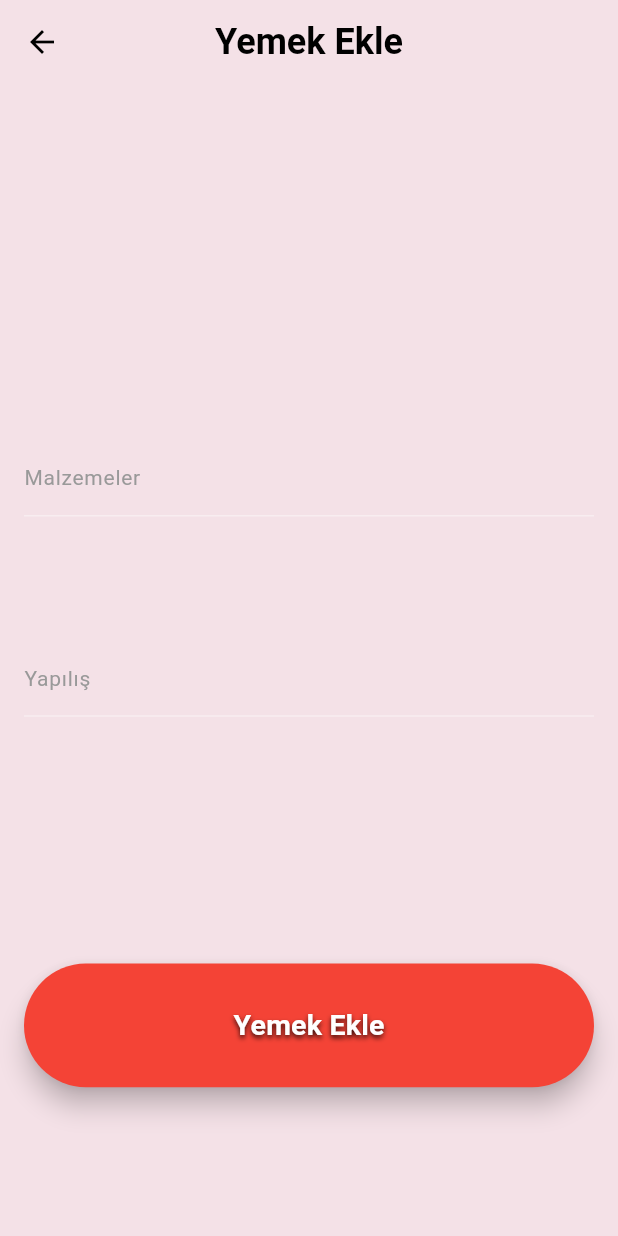
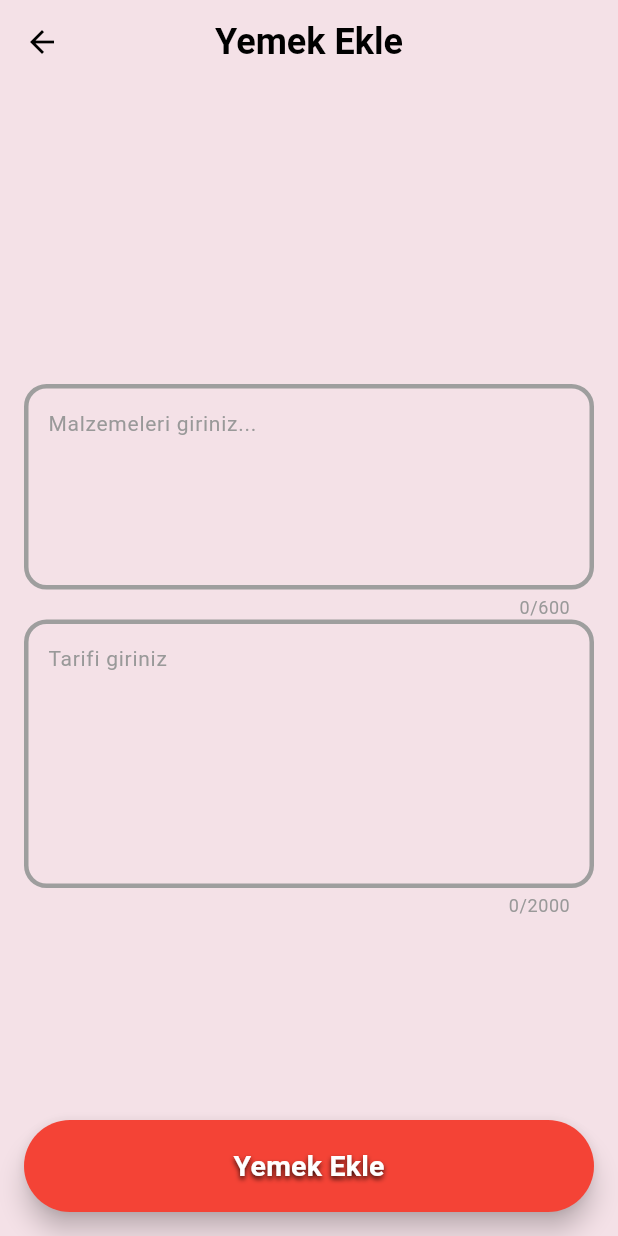
Before and after one commit to OzcanFatihCan/AfiyetListesi, a Flutter app: the FoodAddPageView screen opened directly, on a phone screen of 412 x 824 dp. Run offline on Flutter 3.47's test engine with Material 3 defaults, Android fonts, the phone set to English and light mode, and no system bars; our stand-ins replace cloud_firestore, dotted_border, equatable, firebase_auth, firebase_core, firebase_storage and 5 more; accounts and stored records are empty.

Commit message:
FoodAdd page UI edited

```diff
--- /dev/null
+++ b/lib/product/components/text/large_text_field.dart
@@ -0,0 +1,52 @@
+import 'package:flutter/material.dart';
+
+class LargeTextField extends StatelessWidget with _pageSize {
+  LargeTextField({
+    super.key,
+    this.textController,
+    this.maxLines,
+    this.maxLength,
+    required this.hintText,
+  });
+
+  final TextEditingController? textController;
+  final int? maxLines;
+  final int? maxLength;
+  final String? hintText;
+
+  @override
+  Widget build(BuildContext context) {
+    return TextField(
+      style: TextStyle(color: Theme.of(context).colorScheme.primary),
+      controller: textController,
+      maxLines: maxLines ?? defaultLines,
+      maxLength: maxLength ?? defaultLenght,
+      decoration: InputDecoration(
+        hintText: hintText,
+        enabledBorder: OutlineInputBorder(
+          borderRadius: halfRadius,
+          borderSide: BorderSide(
+            color: Theme.of(context).colorScheme.onSecondary,
+            width: textFieldBorderSize,
+          ),
+        ),
+        focusedBorder: OutlineInputBorder(
+          borderRadius: halfRadius,
+          borderSide: BorderSide(
+            color: Theme.of(context).colorScheme.onPrimary,
+            width: textFieldBorderSize,
+          ),
+        ),
+      ),
+    );
+  }
+}
+
+mixin _pageSize {
+  final int defaultLines = 5;
+  final int defaultLenght = 500;
+  //obj
+  final double textFieldBorderSize = 3;
+  //radius
+  final halfRadius = BorderRadius.circular(15);
+}
--- a/lib/view/FoodAdd/page/food_add_page.dart
+++ b/lib/view/FoodAdd/page/food_add_page.dart
@@ -1,4 +1,5 @@
 import 'package:afiyetlistesi/product/components/button/button_decoration.dart';
+import 'package:afiyetlistesi/product/components/text/large_text_field.dart';
 import 'package:flutter/material.dart';
 part '../widget/food_add_button_widget.dart';
 
@@ -11,6 +12,9 @@ class FoodAddPageView extends StatefulWidget {
 
 class _FoodAddPageViewState extends State<FoodAddPageView>
     with _pageSize, _pageWord {
+  final TextEditingController _materialController = TextEditingController();
+  final TextEditingController _recipeController = TextEditingController();
+
   @override
   Widget build(BuildContext context) {
     return Scaffold(
@@ -32,36 +36,27 @@ class _FoodAddPageViewState extends State<FoodAddPageView>
               ),
             ),
             Expanded(
-                flex: 7,
+              flex: 8,
               child: SingleChildScrollView(
                 child: Column(
                   children: [
-                      SizedBox(
-                        height: MediaQuery.of(context).size.height * 0.150,
-                        child: SingleChildScrollView(
-                          child: TextFormField(
-                            decoration:
-                                InputDecoration(labelText: 'Malzemeler'),
-                            maxLines: null,
+                    LargeTextField(
+                      textController: _materialController,
+                      hintText: materialHint,
+                      maxLength: maxLengthMaterials,
+                      maxLines: maxLinesMaterials,
+                    ),
+                    LargeTextField(
+                      textController: _recipeController,
+                      hintText: recipeHint,
+                      maxLines: maxLinesRecipe,
+                      maxLength: maxLengthRecipe,
+                    ),
+                  ],
                 ),
               ),
             ),
-                      Padding(
-                        padding: objectPadding,
-                        child: SizedBox(
-                          height: MediaQuery.of(context).size.height * 0.250,
-                          child: SingleChildScrollView(
-                            child: TextFormField(
-                              decoration: InputDecoration(labelText: 'Yapılış'),
-                              maxLines: null,
-                            ),
-                          ),
-                        ),
-                      ),
-                      _BuildFoodAddButton(),
-                    ],
-                  ),
-                ))
+            Expanded(flex: 1, child: _BuildFoodAddButton()),
           ],
         ),
       ),
@@ -74,9 +69,17 @@ mixin _pageWord {
   final camName = "Kamera";
   final galleryName = "Galeri";
   final buttonTitle = "Yemek Ekle";
+  final materialHint = "Malzemeleri giriniz...";
+  final recipeHint = "Tarifi giriniz";
 }
 
 mixin _pageSize {
+  //obj
+  final int maxLinesMaterials = 5;
+  final int maxLengthMaterials = 600;
+  final int maxLinesRecipe = 7;
+  final int maxLengthRecipe = 2000;
+
   //padding
   final EdgeInsets pagePadding = const EdgeInsets.all(16);
   final EdgeInsets objectPadding = const EdgeInsets.symmetric(vertical: 10);
```
Lines whose indentation alone changed are shown as unchanged.
